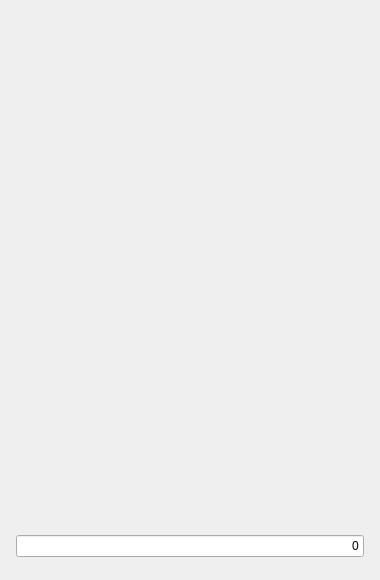
First picture: the form in 实验1-带键盘事件的计算器/mainwindow.ui, repository MuchengHualuo/Qtcourse, before the edit.
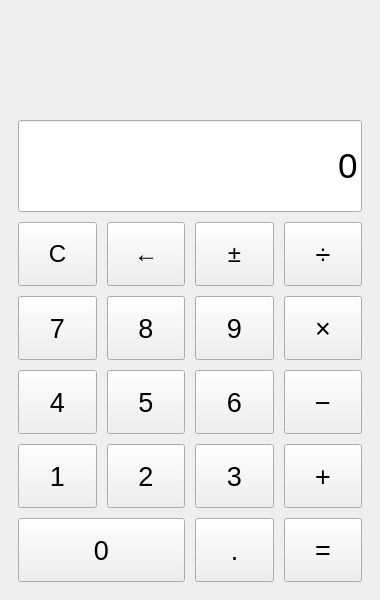
Second picture: the form after the edit.

Commit message: feat(ui): 完成计算器界面布局与按钮接线（朴素逻辑）  - mainwindow.ui：显示区 + 4x5 按钮网格，QGridLayout 随窗口自适应 - 按钮设置 role 动态属性，便于样式表区分数字/运算符/功能键 - CalculatorEngine 朴素版本：数字拼接、运算符记录、结果计算 - 按钮对象名映射为统一输入记号，鼠标点击统一走 handleToken() - 新增截图辅助工具，按脚本驱动界面批量保存运行截图

```diff
--- a/实验1-带键盘事件的计算器/mainwindow.ui
+++ b/实验1-带键盘事件的计算器/mainwindow.ui
@@ -7,31 +7,48 @@
     <x>0</x>
     <y>0</y>
     <width>380</width>
-    <height>580</height>
+    <height>600</height>
    </rect>
   </property>
+  <property name="minimumSize">
+   <size>
+    <width>340</width>
+    <height>540</height>
+   </size>
+  </property>
   <property name="windowTitle">
    <string>计算器</string>
   </property>
   <widget class="QWidget" name="centralWidget">
    <layout class="QVBoxLayout" name="mainLayout">
     <property name="spacing">
-     <number>12</number>
+     <number>10</number>
     </property>
     <property name="leftMargin">
-     <number>16</number>
+     <number>18</number>
     </property>
     <property name="topMargin">
-     <number>16</number>
+     <number>18</number>
     </property>
     <property name="rightMargin">
-     <number>16</number>
+     <number>18</number>
     </property>
     <property name="bottomMargin">
-     <number>16</number>
+     <number>18</number>
     </property>
     <item>
      <widget class="QLabel" name="expressionLabel">
+      <property name="minimumSize">
+       <size>
+        <width>0</width>
+        <height>26</height>
+       </size>
+      </property>
+      <property name="font">
+       <font>
+        <pointsize>11</pointsize>
+       </font>
+      </property>
       <property name="text">
        <string/>
       </property>
@@ -42,6 +59,20 @@
     </item>
     <item>
      <widget class="QLineEdit" name="displayEdit">
+      <property name="minimumSize">
+       <size>
+        <width>0</width>
+        <height>92</height>
+       </size>
+      </property>
+      <property name="font">
+       <font>
+        <pointsize>26</pointsize>
+       </font>
+      </property>
+      <property name="text">
+       <string>0</string>
+      </property>
       <property name="readOnly">
        <bool>true</bool>
       </property>
@@ -54,11 +85,413 @@
      </widget>
     </item>
     <item>
-     <spacer name="verticalSpacer">
-      <property name="orientation">
-       <enum>Qt::Vertical</enum>
+     <layout class="QGridLayout" name="buttonGrid">
+      <property name="horizontalSpacing">
+       <number>10</number>
       </property>
-     </spacer>
+      <property name="verticalSpacing">
+       <number>10</number>
+      </property>
+      <item row="0" column="0">
+       <widget class="QPushButton" name="btnClear">
+        <property name="minimumSize">
+         <size>
+          <width>0</width>
+          <height>64</height>
+         </size>
+        </property>
+        <property name="font">
+         <font>
+          <pointsize>18</pointsize>
+         </font>
+        </property>
+        <property name="text">
+         <string>C</string>
+        </property>
+        <property name="role" stdset="0">
+         <string>function</string>
+        </property>
+       </widget>
+      </item>
+      <item row="0" column="1">
+       <widget class="QPushButton" name="btnBackspace">
+        <property name="minimumSize">
+         <size>
+          <width>0</width>
+          <height>64</height>
+         </size>
+        </property>
+        <property name="font">
+         <font>
+          <pointsize>18</pointsize>
+         </font>
+        </property>
+        <property name="text">
+         <string>←</string>
+        </property>
+        <property name="role" stdset="0">
+         <string>function</string>
+        </property>
+       </widget>
+      </item>
+      <item row="0" column="2">
+       <widget class="QPushButton" name="btnSign">
+        <property name="minimumSize">
+         <size>
+          <width>0</width>
+          <height>64</height>
+         </size>
+        </property>
+        <property name="font">
+         <font>
+          <pointsize>18</pointsize>
+         </font>
+        </property>
+        <property name="text">
+         <string>±</string>
+        </property>
+        <property name="role" stdset="0">
+         <string>function</string>
+        </property>
+       </widget>
+      </item>
+      <item row="0" column="3">
+       <widget class="QPushButton" name="btnDivide">
+        <property name="minimumSize">
+         <size>
+          <width>0</width>
+          <height>64</height>
+         </size>
+        </property>
+        <property name="font">
+         <font>
+          <pointsize>20</pointsize>
+         </font>
+        </property>
+        <property name="text">
+         <string>÷</string>
+        </property>
+        <property name="role" stdset="0">
+         <string>operator</string>
+        </property>
+       </widget>
+      </item>
+      <item row="1" column="0">
+       <widget class="QPushButton" name="btn7">
+        <property name="minimumSize">
+         <size>
+          <width>0</width>
+          <height>64</height>
+         </size>
+        </property>
+        <property name="font">
+         <font>
+          <pointsize>20</pointsize>
+         </font>
+        </property>
+        <property name="text">
+         <string>7</string>
+        </property>
+        <property name="role" stdset="0">
+         <string>digit</string>
+        </property>
+       </widget>
+      </item>
+      <item row="1" column="1">
+       <widget class="QPushButton" name="btn8">
+        <property name="minimumSize">
+         <size>
+          <width>0</width>
+          <height>64</height>
+         </size>
+        </property>
+        <property name="font">
+         <font>
+          <pointsize>20</pointsize>
+         </font>
+        </property>
+        <property name="text">
+         <string>8</string>
+        </property>
+        <property name="role" stdset="0">
+         <string>digit</string>
+        </property>
+       </widget>
+      </item>
+      <item row="1" column="2">
+       <widget class="QPushButton" name="btn9">
+        <property name="minimumSize">
+         <size>
+          <width>0</width>
+          <height>64</height>
+         </size>
+        </property>
+        <property name="font">
+         <font>
+          <pointsize>20</pointsize>
+         </font>
+        </property>
+        <property name="text">
+         <string>9</string>
+        </property>
+        <property name="role" stdset="0">
+         <string>digit</string>
+        </property>
+       </widget>
+      </item>
+      <item row="1" column="3">
+       <widget class="QPushButton" name="btnMultiply">
+        <property name="minimumSize">
+         <size>
+          <width>0</width>
+          <height>64</height>
+         </size>
+        </property>
+        <property name="font">
+         <font>
+          <pointsize>20</pointsize>
+         </font>
+        </property>
+        <property name="text">
+         <string>×</string>
+        </property>
+        <property name="role" stdset="0">
+         <string>operator</string>
+        </property>
+       </widget>
+      </item>
+      <item row="2" column="0">
+       <widget class="QPushButton" name="btn4">
+        <property name="minimumSize">
+         <size>
+          <width>0</width>
+          <height>64</height>
+         </size>
+        </property>
+        <property name="font">
+         <font>
+          <pointsize>20</pointsize>
+         </font>
+        </property>
+        <property name="text">
+         <string>4</string>
+        </property>
+        <property name="role" stdset="0">
+         <string>digit</string>
+        </property>
+       </widget>
+      </item>
+      <item row="2" column="1">
+       <widget class="QPushButton" name="btn5">
+        <property name="minimumSize">
+         <size>
+          <width>0</width>
+          <height>64</height>
+         </size>
+        </property>
+        <property name="font">
+         <font>
+          <pointsize>20</pointsize>
+         </font>
+        </property>
+        <property name="text">
+         <string>5</string>
+        </property>
+        <property name="role" stdset="0">
+         <string>digit</string>
+        </property>
+       </widget>
+      </item>
+      <item row="2" column="2">
+       <widget class="QPushButton" name="btn6">
+        <property name="minimumSize">
+         <size>
+          <width>0</width>
+          <height>64</height>
+         </size>
+        </property>
+        <property name="font">
+         <font>
+          <pointsize>20</pointsize>
+         </font>
+        </property>
+        <property name="text">
+         <string>6</string>
+        </property>
+        <property name="role" stdset="0">
+         <string>digit</string>
+        </property>
+       </widget>
+      </item>
+      <item row="2" column="3">
+       <widget class="QPushButton" name="btnSubtract">
+        <property name="minimumSize">
+         <size>
+          <width>0</width>
+          <height>64</height>
+         </size>
+        </property>
+        <property name="font">
+         <font>
+          <pointsize>20</pointsize>
+         </font>
+        </property>
+        <property name="text">
+         <string>−</string>
+        </property>
+        <property name="role" stdset="0">
+         <string>operator</string>
+        </property>
+       </widget>
+      </item>
+      <item row="3" column="0">
+       <widget class="QPushButton" name="btn1">
+        <property name="minimumSize">
+         <size>
+          <width>0</width>
+          <height>64</height>
+         </size>
+        </property>
+        <property name="font">
+         <font>
+          <pointsize>20</pointsize>
+         </font>
+        </property>
+        <property name="text">
+         <string>1</string>
+        </property>
+        <property name="role" stdset="0">
+         <string>digit</string>
+        </property>
+       </widget>
+      </item>
+      <item row="3" column="1">
+       <widget class="QPushButton" name="btn2">
+        <property name="minimumSize">
+         <size>
+          <width>0</width>
+          <height>64</height>
+         </size>
+        </property>
+        <property name="font">
+         <font>
+          <pointsize>20</pointsize>
+         </font>
+        </property>
+        <property name="text">
+         <string>2</string>
+        </property>
+        <property name="role" stdset="0">
+         <string>digit</string>
+        </property>
+       </widget>
+      </item>
+      <item row="3" column="2">
+       <widget class="QPushButton" name="btn3">
+        <property name="minimumSize">
+         <size>
+          <width>0</width>
+          <height>64</height>
+         </size>
+        </property>
+        <property name="font">
+         <font>
+          <pointsize>20</pointsize>
+         </font>
+        </property>
+        <property name="text">
+         <string>3</string>
+        </property>
+        <property name="role" stdset="0">
+         <string>digit</string>
+        </property>
+       </widget>
+      </item>
+      <item row="3" column="3">
+       <widget class="QPushButton" name="btnAdd">
+        <property name="minimumSize">
+         <size>
+          <width>0</width>
+          <height>64</height>
+         </size>
+        </property>
+        <property name="font">
+         <font>
+          <pointsize>20</pointsize>
+         </font>
+        </property>
+        <property name="text">
+         <string>+</string>
+        </property>
+        <property name="role" stdset="0">
+         <string>operator</string>
+        </property>
+       </widget>
+      </item>
+      <item row="4" column="0" colspan="2">
+       <widget class="QPushButton" name="btn0">
+        <property name="minimumSize">
+         <size>
+          <width>0</width>
+          <height>64</height>
+         </size>
+        </property>
+        <property name="font">
+         <font>
+          <pointsize>20</pointsize>
+         </font>
+        </property>
+        <property name="text">
+         <string>0</string>
+        </property>
+        <property name="role" stdset="0">
+         <string>digit</string>
+        </property>
+       </widget>
+      </item>
+      <item row="4" column="2">
+       <widget class="QPushButton" name="btnDot">
+        <property name="minimumSize">
+         <size>
+          <width>0</width>
+          <height>64</height>
+         </size>
+        </property>
+        <property name="font">
+         <font>
+          <pointsize>20</pointsize>
+         </font>
+        </property>
+        <property name="text">
+         <string>.</string>
+        </property>
+        <property name="role" stdset="0">
+         <string>digit</string>
+        </property>
+       </widget>
+      </item>
+      <item row="4" column="3">
+       <widget class="QPushButton" name="btnEquals">
+        <property name="minimumSize">
+         <size>
+          <width>0</width>
+          <height>64</height>
+         </size>
+        </property>
+        <property name="font">
+         <font>
+          <pointsize>20</pointsize>
+         </font>
+        </property>
+        <property name="text">
+         <string>=</string>
+        </property>
+        <property name="role" stdset="0">
+         <string>equals</string>
+        </property>
+       </widget>
+      </item>
+     </layout>
     </item>
    </layout>
   </widget>
```
Left out of the diff: 3 changed lines with no effect on the pictures. The commit also changes 8 other files.
